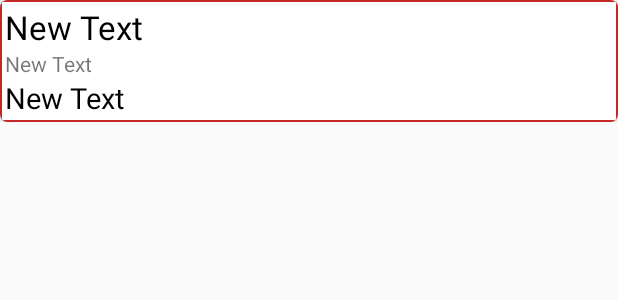
After one commit to CreditApp/CreditApp, an Android app: the layout adapter_credits.xml on its own in the app's theme, with its tools: preview values and no code run, on a phone screen of 412 x 824 dp. The commit adds this screen. Shown: the top 300 px of the screen. Run offline under Robolectric (Android 15) with nearby library versions, the phone set to English and light mode, and no system bars.

Commit message:
CreditsFragment is created!

```diff
--- a/app/src/main/java/com/example/android/itcreditonline/MainActivity.java
+++ b/app/src/main/java/com/example/android/itcreditonline/MainActivity.java
@@ -79,7 +79,7 @@ public class MainActivity extends AppCompatActivity {
         adapter = new ViewPagerAdapter(getSupportFragmentManager());
         adapter.addFrag(new NewsFragment(),"News");
         adapter.addFrag(new ProfileFragment(), "Profile");
-        adapter.addFrag(new ProfileFragment(), "Credits");
+        adapter.addFrag(new CreditsFragment(), "Credits");
         adapter.addFrag(new CalculatorFragment(), "Calculator");
         adapter.addFrag(new ProfileFragment(), "About");
         adapter.addFrag(new ProfileFragment(), "Map");
--- /dev/null
+++ b/app/src/main/res/layout/adapter_credits.xml
@@ -0,0 +1,50 @@
+<?xml version="1.0" encoding="utf-8"?>
+<LinearLayout xmlns:android="http://schemas.android.com/apk/res/android"
+    xmlns:app="http://schemas.android.com/apk/res-auto"
+    android:layout_width="match_parent"
+    android:layout_height="wrap_content"
+    android:orientation="vertical">
+
+    <android.support.v7.widget.CardView
+        android:id="@+id/credit_card_view"
+        android:layout_width="match_parent"
+        android:layout_height="wrap_content"
+        android:layout_gravity="center"
+        app:cardCornerRadius="5dp">
+
+        <LinearLayout
+            android:layout_width="match_parent"
+            android:layout_height="match_parent"
+            android:background="@drawable/border"
+            android:orientation="vertical"
+            android:padding="3dp">
+
+            <TextView
+                android:id="@+id/credit_id"
+                android:layout_width="wrap_content"
+                android:layout_height="0dp"
+                android:layout_weight="1"
+                android:text="New Text"
+                android:textColor="@color/black"
+                android:textSize="22sp" />
+
+            <TextView
+                android:id="@+id/credit_duration"
+                android:layout_width="wrap_content"
+                android:layout_height="0dp"
+                android:layout_weight="1"
+                android:text="New Text" />
+
+            <TextView
+                android:id="@+id/credit_amount"
+                android:layout_width="wrap_content"
+                android:layout_height="0dp"
+                android:layout_weight="1"
+                android:text="New Text"
+                android:textColor="@color/black"
+                android:textSize="19sp" />
+
+        </LinearLayout>
+    </android.support.v7.widget.CardView>
+
+</LinearLayout>
--- a/app/src/main/res/values/strings.xml
+++ b/app/src/main/res/values/strings.xml
@@ -11,4 +11,7 @@
     <string name="surName_reg">Surname</string>
     <string name="id_et">ID</string>
     <string name="address">Address: Sofia, Infinity tower, floor 14</string>
+
+    <!-- TODO: Remove or change this placeholder text -->
+    <string name="hello_blank_fragment">Hello blank fragment</string>
 </resources>
```
Also changed, not shown: app/src/main/java/com/example/android/itcreditonline/CreditsAdapter.java (added, +62 -0 lines), app/src/main/java/com/example/android/itcreditonline/CreditsFragment.java (added, +55 -0 lines), app/src/main/res/layout/fragment_credits.xml (added, +14 -0 lines).
